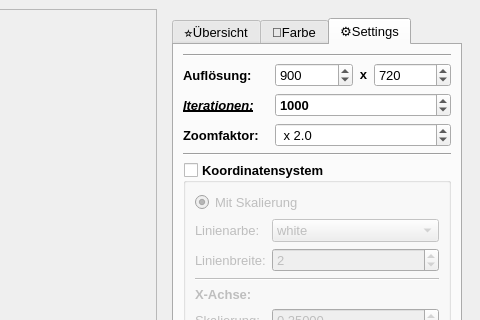
The window that src/mainwindow.ui (M4RKUS28/Fraktalgenerator) describes before a commit, drawn with Qt 5; both pictures show x 631 to 1111 and y 0 to 320 of the 1111 by 940 pixel window.
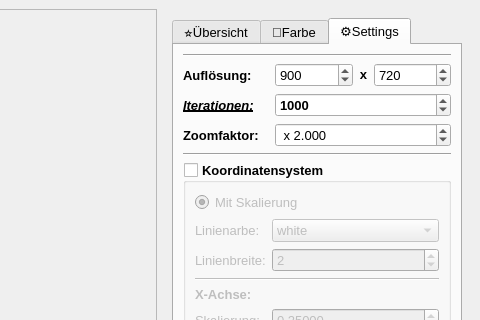
The same window after the commit. The open tabs and pages were chosen to show the change. Custom widgets are drawn as their Qt base class.

Patch:
```diff
--- a/src/mainwindow.ui
+++ b/src/mainwindow.ui
@@ -1424,7 +1424,7 @@
               <string> x </string>
              </property>
              <property name="decimals">
-              <number>1</number>
+              <number>3</number>
              </property>
              <property name="minimum">
               <double>-99999.000000000000000</double>
```
Left out of the diff: 2 changed lines with no effect on the pictures.
